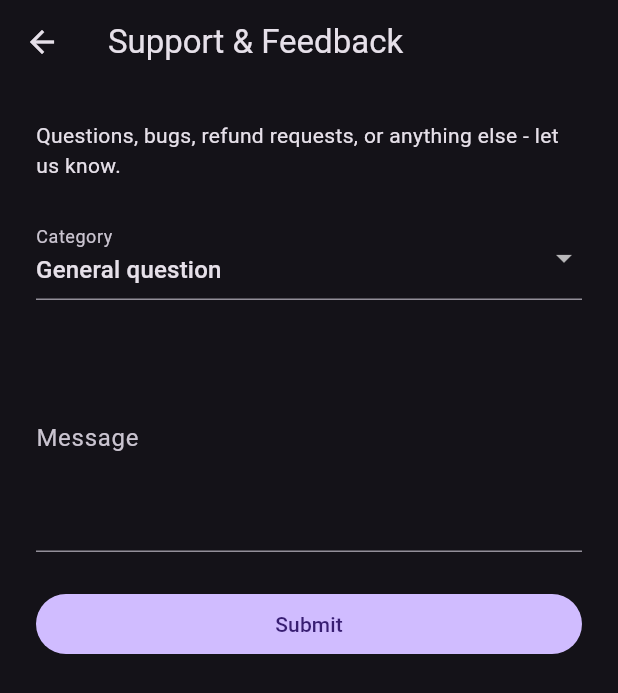
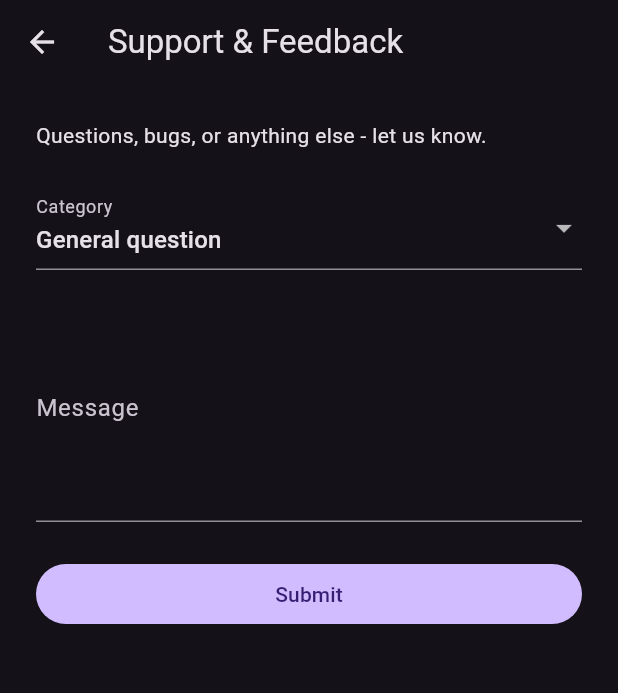
Before and after one commit to benm8700/the-bully-league, a Flutter app: the SupportScreen screen opened directly, on a phone screen of 412 x 824 dp. Shown: the top 693 px of the screen. Run offline on Flutter 3.47's test engine with Material 3 defaults, Android fonts, the phone set to English and light mode, and no system bars; our stand-ins replace cloud_firestore, cloud_functions, firebase_auth, firebase_core, firebase_messaging, firebase_storage and 4 more; missing offline and left inert: agora_rtc_engine, firebase_app_check; accounts and stored records are empty; network calls fail.

Commit message:
Drop the refund request category from support
The developer did not want to encourage refund requests, and there is a
stronger reason than discouragement: nothing in the app takes money yet, so
the option advertised a process that does not exist.

It stays out once subscriptions ship, too. Purchases will go through Apple
and Google, and THEY process refunds - not us - so a refund option here
would promise something we cannot deliver while routing people away from
the only place that can actually help them. A billing category is worth
adding when there is billing, and its answer will be a pointer to the
store's refund process.

Options in a list read as suggestions, so anything listed should be
something worth being asked.

The rules allowlist drops it too. Older requests that used the category are
unaffected, since rules only validate new writes.

Co-Authored-By: Claude Opus 5 <noreply@anthropic.com>

```diff
--- a/lib/screens/support/support_screen.dart
+++ b/lib/screens/support/support_screen.dart
@@ -15,10 +15,20 @@ class SupportScreen extends StatefulWidget {
   State<SupportScreen> createState() => _SupportScreenState();
 }
 
+/// Deliberately does NOT offer a refund category.
+///
+/// Two reasons. Nothing in the app takes money yet, so it advertised a
+/// process that did not exist. And once subscriptions do ship, purchases go
+/// through Apple and Google - THEY process refunds, not us - so a refund
+/// option here would promise something we cannot deliver and route people
+/// away from the only place that can actually help them.
+///
+/// Options in a list read as suggestions, so anything listed should be
+/// something we want asked. A billing category is worth adding when there
+/// is billing, and its answer will be "here is the store's refund process".
 enum _SupportCategory {
   generalQuestion('general_question', 'General question'),
   bugReport('bug_report', 'Bug report'),
-  refundRequest('refund_request', 'Refund request'),
   accountIssue('account_issue', 'Account issue'),
   other('other', 'Other');
 
@@ -76,7 +86,7 @@ class _SupportScreenState extends State<SupportScreen> {
                   crossAxisAlignment: CrossAxisAlignment.stretch,
                   children: [
                     Text(
-                      'Questions, bugs, refund requests, or anything else - let us know.',
+                      'Questions, bugs, or anything else - let us know.',
                       style: Theme.of(context).textTheme.bodyMedium,
                     ),
                     const SizedBox(height: 24),
```
Also changed, not shown: 1 other file.
